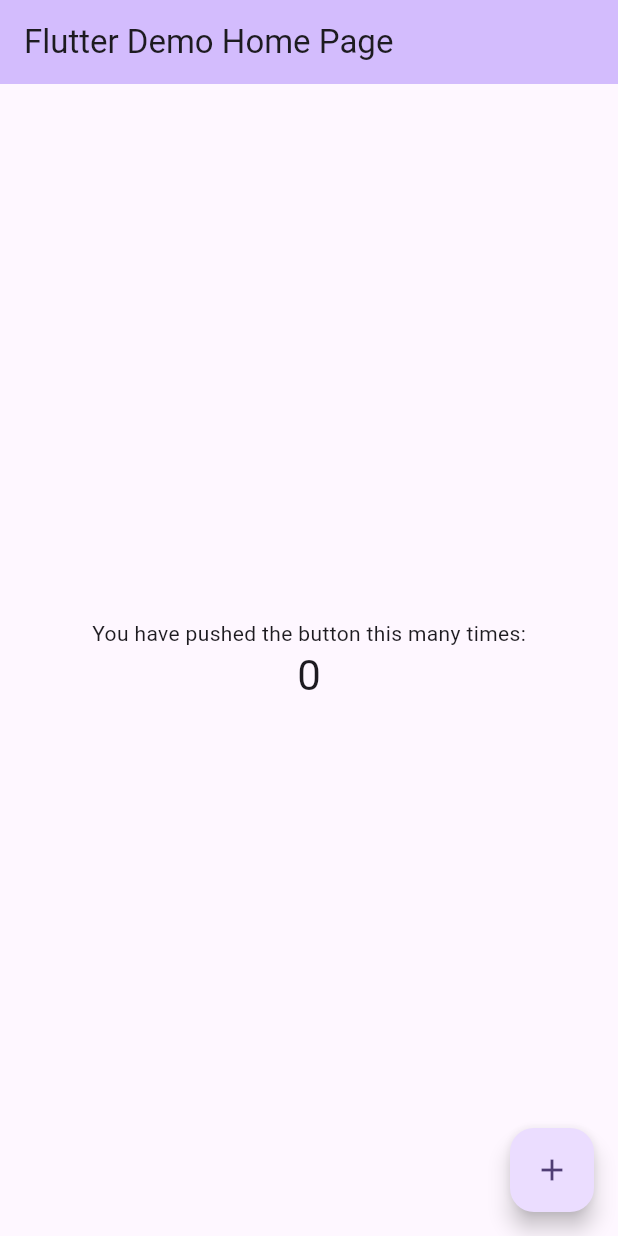
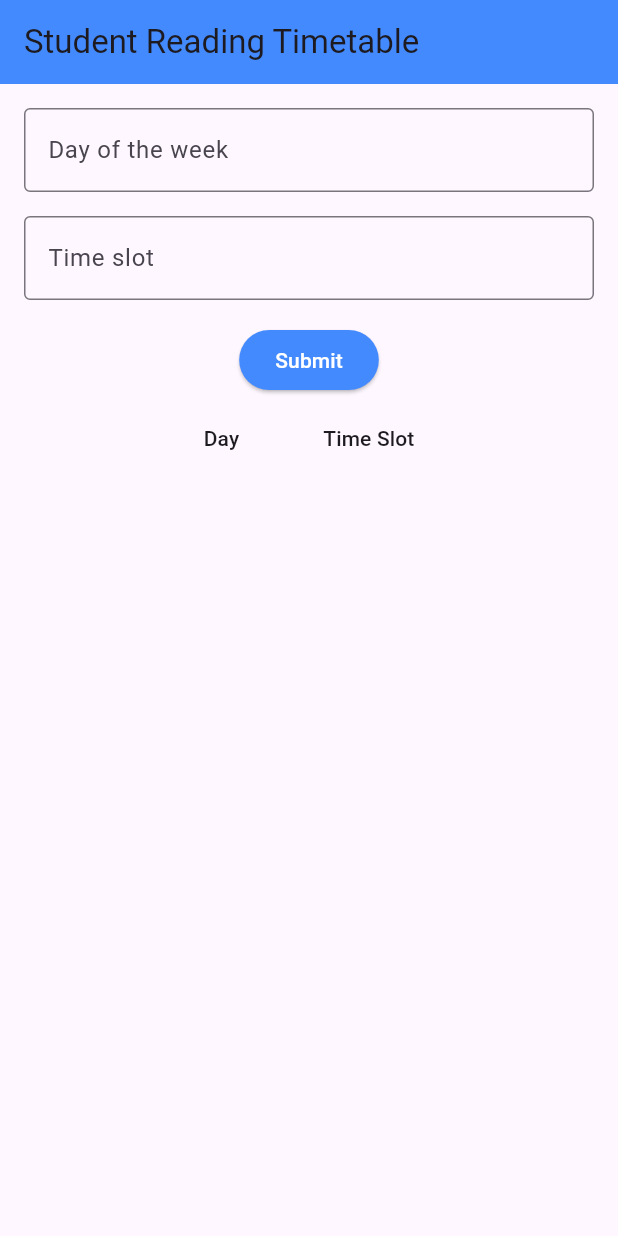
Before and after one commit to delbertkimbi/TB, a Flutter app: the screen it shows after launch, on a phone screen of 412 x 824 dp. Run offline on Flutter 3.47's test engine with Material 3 defaults, Android fonts, the phone set to English and light mode, and no system bars.

Commit message:
Initial commit

```diff
--- a/times_table/lib/main.dart
+++ b/times_table/lib/main.dart
@@ -1,125 +1,124 @@
 import 'package:flutter/material.dart';
 
 void main() {
-  runApp(const MyApp());
+  runApp(const MaterialApp(
+    home: MyApp(),
+  ));
 }
 
 class MyApp extends StatelessWidget {
   const MyApp({super.key});
 
-  // This widget is the root of your application.
   @override
   Widget build(BuildContext context) {
-    return MaterialApp(
-      title: 'Flutter Demo',
-      theme: ThemeData(
-        // This is the theme of your application.
-        //
-        // TRY THIS: Try running your application with "flutter run". You'll see
-        // the application has a purple toolbar. Then, without quitting the app,
-        // try changing the seedColor in the colorScheme below to Colors.green
-        // and then invoke "hot reload" (save your changes or press the "hot
-        // reload" button in a Flutter-supported IDE, or press "r" if you used
-        // the command line to start the app).
-        //
-        // Notice that the counter didn't reset back to zero; the application
-        // state is not lost during the reload. To reset the state, use hot
-        // restart instead.
-        //
-        // This works for code too, not just values: Most code changes can be
-        // tested with just a hot reload.
-        colorScheme: ColorScheme.fromSeed(seedColor: Colors.deepPurple),
-        useMaterial3: true,
+    return Scaffold(
+      appBar: AppBar(
+        title: const Text('Student Reading Timetable'),
+        backgroundColor: Colors.blueAccent,
       ),
-      home: const MyHomePage(title: 'Flutter Demo Home Page'),
+      body: const ScheduleForm(),
     );
   }
 }
 
-class MyHomePage extends StatefulWidget {
-  const MyHomePage({super.key, required this.title});
-
-  // This widget is the home page of your application. It is stateful, meaning
-  // that it has a State object (defined below) that contains fields that affect
-  // how it looks.
-
-  // This class is the configuration for the state. It holds the values (in this
-  // case the title) provided by the parent (in this case the App widget) and
-  // used by the build method of the State. Fields in a Widget subclass are
-  // always marked "final".
-
-  final String title;
+class ScheduleForm extends StatefulWidget {
+  const ScheduleForm({super.key});
 
   @override
-  State<MyHomePage> createState() => _MyHomePageState();
+  // ignore: library_private_types_in_public_api
+  _ScheduleFormState createState() => _ScheduleFormState();
 }
 
-class _MyHomePageState extends State<MyHomePage> {
-  int _counter = 0;
-
-  void _incrementCounter() {
-    setState(() {
-      // This call to setState tells the Flutter framework that something has
-      // changed in this State, which causes it to rerun the build method below
-      // so that the display can reflect the updated values. If we changed
-      // _counter without calling setState(), then the build method would not be
-      // called again, and so nothing would appear to happen.
-      _counter++;
-    });
-  }
+class _ScheduleFormState extends State<ScheduleForm> {
+  final _formKey = GlobalKey<FormState>();
+  final _schedules = <Map<String, String>>[];
 
   @override
   Widget build(BuildContext context) {
-    // This method is rerun every time setState is called, for instance as done
-    // by the _incrementCounter method above.
-    //
-    // The Flutter framework has been optimized to make rerunning build methods
-    // fast, so that you can just rebuild anything that needs updating rather
-    // than having to individually change instances of widgets.
-    return Scaffold(
-      appBar: AppBar(
-        // TRY THIS: Try changing the color here to a specific color (to
-        // Colors.amber, perhaps?) and trigger a hot reload to see the AppBar
-        // change color while the other colors stay the same.
-        backgroundColor: Theme.of(context).colorScheme.inversePrimary,
-        // Here we take the value from the MyHomePage object that was created by
-        // the App.build method, and use it to set our appbar title.
-        title: Text(widget.title),
-      ),
-      body: Center(
-        // Center is a layout widget. It takes a single child and positions it
-        // in the middle of the parent.
-        child: Column(
-          // Column is also a layout widget. It takes a list of children and
-          // arranges them vertically. By default, it sizes itself to fit its
-          // children horizontally, and tries to be as tall as its parent.
-          //
-          // Column has various properties to control how it sizes itself and
-          // how it positions its children. Here we use mainAxisAlignment to
-          // center the children vertically; the main axis here is the vertical
-          // axis because Columns are vertical (the cross axis would be
-          // horizontal).
-          //
-          // TRY THIS: Invoke "debug painting" (choose the "Toggle Debug Paint"
-          // action in the IDE, or press "p" in the console), to see the
-          // wireframe for each widget.
-          mainAxisAlignment: MainAxisAlignment.center,
-          children: <Widget>[
-            const Text(
-              'You have pushed the button this many times:',
+    return Column(
+      children: <Widget>[
+        Padding(
+          padding: const EdgeInsets.all(16.0),
+          child: Form(
+            key: _formKey,
+            child: Column(
+              children: <Widget>[
+                TextFormField(
+                  decoration: const InputDecoration(
+                    labelText: 'Day of the week',
+                    border: OutlineInputBorder(),
+                  ),
+                  validator: (value) {
+                    if (value == null || value.isEmpty) {
+                      return 'Please enter a day';
+                    }
+                    return null;
+                  },
+                  onSaved: (value) {
+                    if (value != null) {
+                      setState(() {
+                        _schedules.add({'day': value});
+                      });
+                    }
+                  },
+                ),
+                const SizedBox(height: 16.0),
+                TextFormField(
+                  decoration: const InputDecoration(
+                    labelText: 'Time slot',
+                    border: OutlineInputBorder(),
+                  ),
+                  validator: (value) {
+                    if (value == null || value.isEmpty) {
+                      return 'Please enter a time slot';
+                    }
+                    return null;
+                  },
+                  onSaved: (value) {
+                    if (value != null) {
+                      setState(() {
+                        _schedules[_schedules.length - 1]['time'] = value;
+                      });
+                    }
+                  },
+                ),
+              ],
             ),
-            Text(
-              '$_counter',
-              style: Theme.of(context).textTheme.headlineMedium,
-            ),
-          ],
+          ),
         ),
-      ),
-      floatingActionButton: FloatingActionButton(
-        onPressed: _incrementCounter,
-        tooltip: 'Increment',
-        child: const Icon(Icons.add),
-      ), // This trailing comma makes auto-formatting nicer for build methods.
+        ElevatedButton(
+          onPressed: () {
+            if (_formKey.currentState!.validate()) {
+              _formKey.currentState!.save();
+            }
+          },
+          style: ElevatedButton.styleFrom(
+            backgroundColor: Colors.blueAccent,
+            foregroundColor: Colors.white,
+          ),
+          child: const Text('Submit'),
+        ),
+        Expanded(
+          child: DataTable(
+            columns: const <DataColumn>[
+              DataColumn(
+                label: Text('Day'),
+              ),
+              DataColumn(
+                label: Text('Time Slot'),
+              ),
+            ],
+            rows: _schedules.map((schedule) {
+              return DataRow(
+                cells: <DataCell>[
+                  DataCell(Text(schedule['day'] ?? '')),
+                  DataCell(Text(schedule['time'] ?? '')),
+                ],
+              );
+            }).toList(),
+          ),
+        ),
+      ],
     );
   }
 }
```
Also changed, not shown: times_table/lib/try.dart (added, +26 -0 lines).
